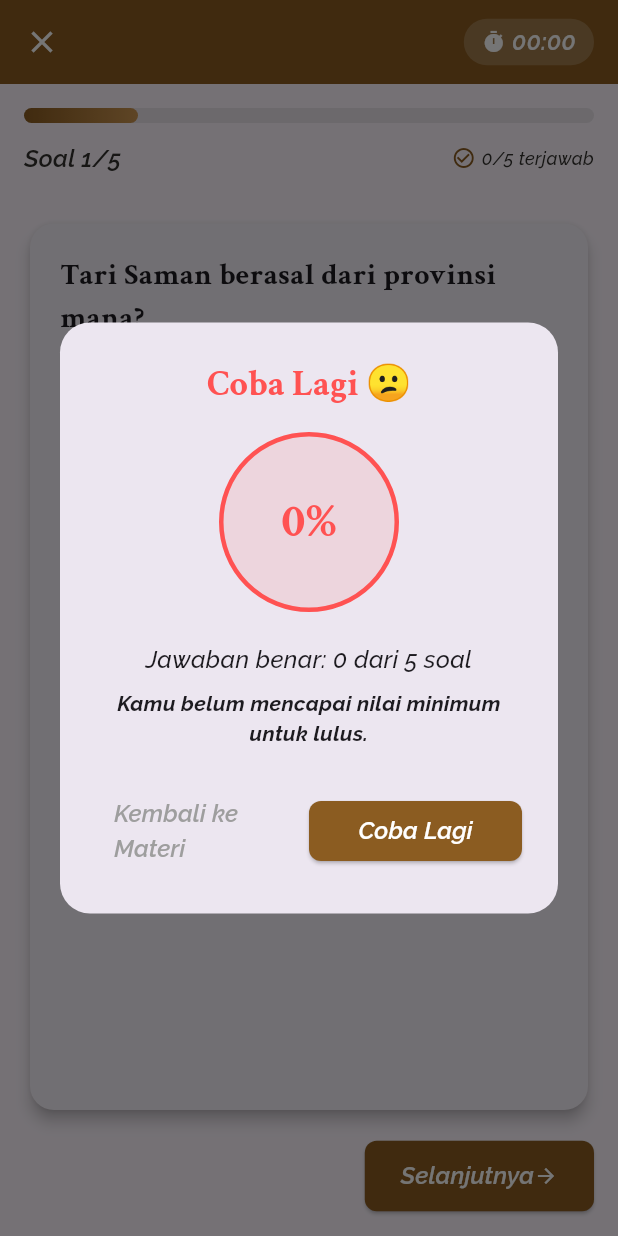
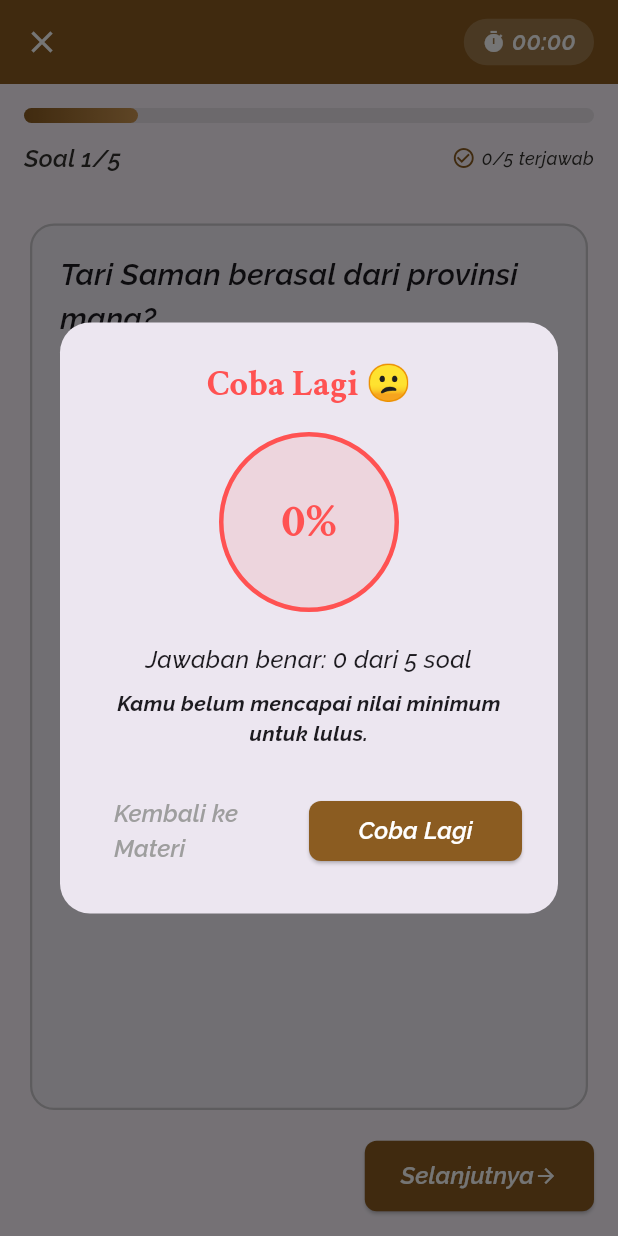
Before and after one commit to rickyprimay/senikita_edu_flutter, a Flutter app: the QuizScreen screen opened directly with empty values, on a phone screen of 412 x 824 dp. Run offline on Flutter 3.47's test engine with Material 3 defaults, Android fonts, the phone set to English and light mode, and no system bars; drawn by our look-alikes of toastification; our stand-ins replace another_flushbar, cached_network_image, flutter_gemini, flutter_svg, fluttertoast, google_sign_in and 6 more; missing offline and left inert: flutter_lightbox; accounts and stored records are empty; network calls fail; project files that could hold a hidden picture were left out.

Commit message:
modify elevation on card flutter

```diff
--- a/lib/view/class_detail/class_detail_screen.dart
+++ b/lib/view/class_detail/class_detail_screen.dart
@@ -447,7 +447,7 @@ class _ClassDetailScreenState extends State<ClassDetailScreen> with TickerProvid
                               style: AppFont.ralewaySubtitle.copyWith(
                                 fontSize: 16,
                                 fontWeight: FontWeight.w600,
-                                color: A  ppColors.secondary,
+                                color: AppColors.secondary,
                               ),
                             ),
                           ),
--- a/lib/view/quiz/quiz_screen.dart
+++ b/lib/view/quiz/quiz_screen.dart
@@ -21,7 +21,7 @@ class _QuizScreenState extends State<QuizScreen> {
   int _currentIndex = 0;
   late Timer _timer;
   int _timeRemaining = 0;
-  Map<int, int> _userAnswers = {}; // questionIndex -> selectedAnswerIndex
+  Map<int, int> _userAnswers = {};
 
   final List<QuizQuestion> _questions = [
     QuizQuestion(
@@ -352,7 +352,6 @@ class _QuizScreenState extends State<QuizScreen> {
         child: Column(
           crossAxisAlignment: CrossAxisAlignment.start,
           children: [
-            // Progress Bar
             Container(
               width: double.infinity,
               height: 10,
@@ -411,15 +410,16 @@ class _QuizScreenState extends State<QuizScreen> {
                 ],
               ),
             ),
-
             const SizedBox(height: 16),
-
-            // Question Card
             Expanded(
               child: Card(
-                elevation: 4,
+                elevation: 0,
                 shape: RoundedRectangleBorder(
                   borderRadius: BorderRadius.circular(16),
+                  side: BorderSide(
+                    color: Colors.grey.withOpacity(0.5),
+                    width: 1.5,
+                  ),
                 ),
                 child: Padding(
                   padding: const EdgeInsets.all(20.0),
@@ -429,9 +429,9 @@ class _QuizScreenState extends State<QuizScreen> {
                       children: [
                         Text(
                           _questions[_currentIndex].question,
-                          style: AppFont.crimsonTextHeader.copyWith(
+                          style: AppFont.ralewaySubtitle.copyWith(
                             fontSize: 20,
-                            fontWeight: FontWeight.bold,
+                            fontWeight: FontWeight.w600,
                           ),
                         ),
                         const SizedBox(height: 20),
@@ -480,7 +480,7 @@ class _QuizScreenState extends State<QuizScreen> {
                                                 size: 16,
                                               )
                                             : Text(
-                                                String.fromCharCode(65 + index), // A, B, C, D, etc.
+                                                String.fromCharCode(65 + index),
                                                 style: AppFont.crimsonTextSubtitle.copyWith(
                                                   fontWeight: FontWeight.bold,
                                                   color: Colors.grey,
@@ -511,10 +511,7 @@ class _QuizScreenState extends State<QuizScreen> {
                 ),
               ),
             ),
-
             const SizedBox(height: 16),
-
-            // Navigation buttons
             Row(
               children: [
                 if (_currentIndex > 0)
```
